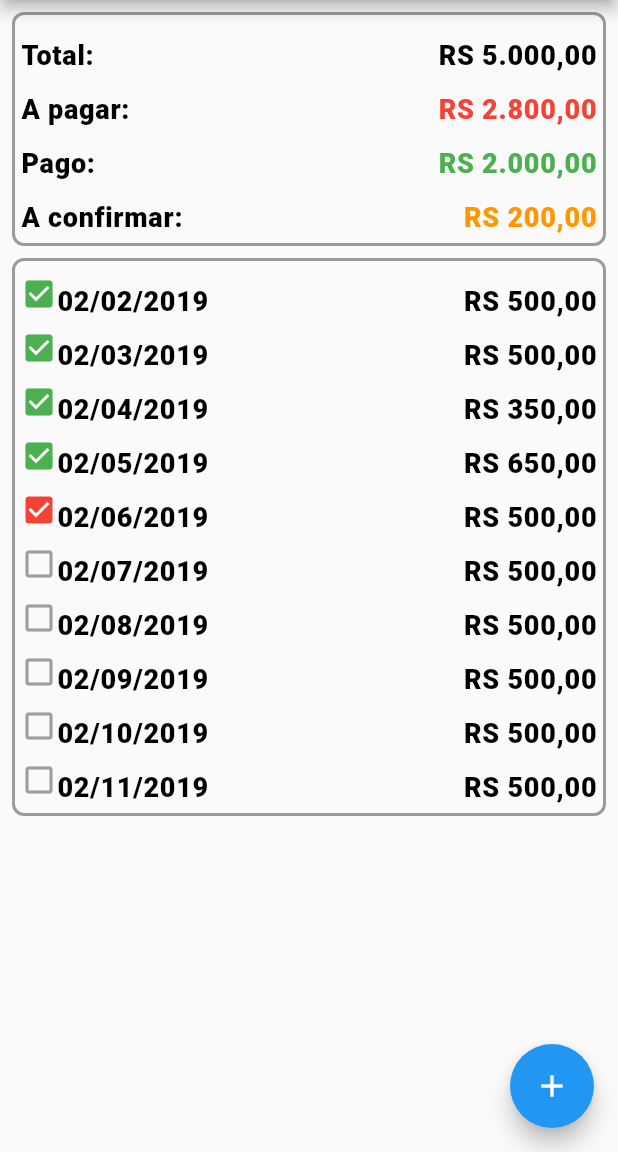
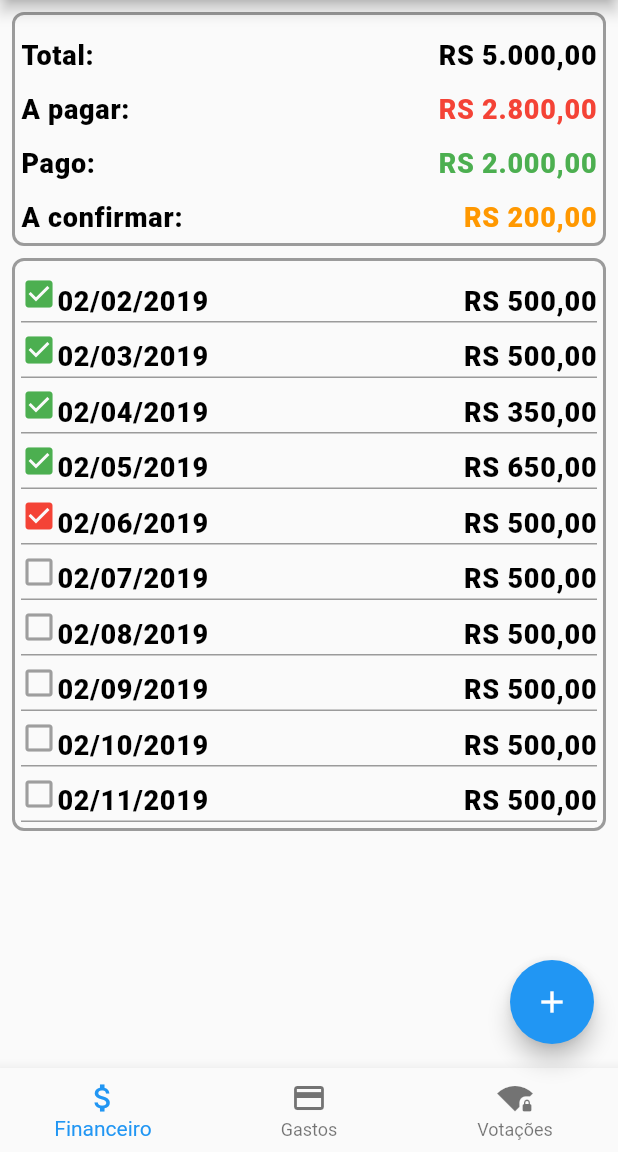
Before and after one commit to koitim/formatura_abc, a Flutter app: the screen it shows after launch, on a phone screen of 412 x 824 dp, the part 84-1236 px from its top. Run offline on Flutter 3.47's test engine with Material 2 defaults, Android fonts, the phone set to English and light mode, and no system bars.

Commit message:
Layout da tela para visualizar pagamentos ok.

```diff
--- a/lib/components/payment_history_line.dart
+++ b/lib/components/payment_history_line.dart
@@ -15,11 +15,21 @@ class PaymentHistoryLine extends StatelessWidget {
 
   @override
   Widget build(BuildContext context) {
-    return Row(
+    return Container(
+      decoration: BoxDecoration(
+          border: Border(
+            bottom: BorderSide(
+              width: 1,
+              color: Colors.black38,
+            )
+          )
+      ),
+      child: Row(
         mainAxisAlignment: MainAxisAlignment.spaceBetween,
         children: <Widget>[
           Row(
             mainAxisAlignment: MainAxisAlignment.start,
+            crossAxisAlignment: CrossAxisAlignment.center,
             children: <Widget>[
               getIcon(status),
               Text(date),
@@ -27,6 +37,7 @@ class PaymentHistoryLine extends StatelessWidget {
           ),
           Text(value),
         ],
+      ),
     );
   }
 
--- a/lib/screens/view_payment_information.dart
+++ b/lib/screens/view_payment_information.dart
@@ -14,6 +14,8 @@ class ViewPaymentInformation extends StatefulWidget {
 
 class _ViewPaymentInformation extends State<ViewPaymentInformation> {
 
+  int _selectedIndex = 0;
+
   final descTextStyle = TextStyle(
     color: Colors.black,
     fontWeight: FontWeight.w800,
@@ -22,6 +24,12 @@ class _ViewPaymentInformation extends State<ViewPaymentInformation> {
     fontSize: 18,
     height: 2,
   );
+
+  void _onItemTapped(int index) {
+    setState(() {
+      _selectedIndex = index;
+    });
+  }
 
   @override
   Widget build(BuildContext context) {
@@ -43,8 +51,7 @@ class _ViewPaymentInformation extends State<ViewPaymentInformation> {
       body: Padding(
         padding: const EdgeInsets.all(8.0),
         child: DefaultTextStyle(style: descTextStyle, child: Center(
-          child: Column(
-            mainAxisAlignment: MainAxisAlignment.start,
+          child: ListView(
             children: <Widget>[
               Container(
                   padding: const EdgeInsets.all(4.0),
@@ -87,8 +94,18 @@ class _ViewPaymentInformation extends State<ViewPaymentInformation> {
           ),
         ),),
       ),
+      bottomNavigationBar: BottomNavigationBar(
+          items: const <BottomNavigationBarItem>[
+            BottomNavigationBarItem(icon: Icon(Icons.attach_money), title: Text('Financeiro')),
+            BottomNavigationBarItem(icon: Icon(Icons.payment), title: Text('Gastos')),
+            BottomNavigationBarItem(icon: Icon(Icons.signal_wifi_4_bar_lock), title: Text('Votações')),
+          ],
+          currentIndex: _selectedIndex,
+        selectedItemColor: Colors.blue,
+        onTap: _onItemTapped,
+      ),
       floatingActionButton: FloatingActionButton(
-       // onPressed: _incrementCounter,
+        onPressed: null,
         tooltip: 'Increment',
         child: Icon(Icons.add),
       ),
```
Lines whose indentation alone changed are shown as unchanged.
